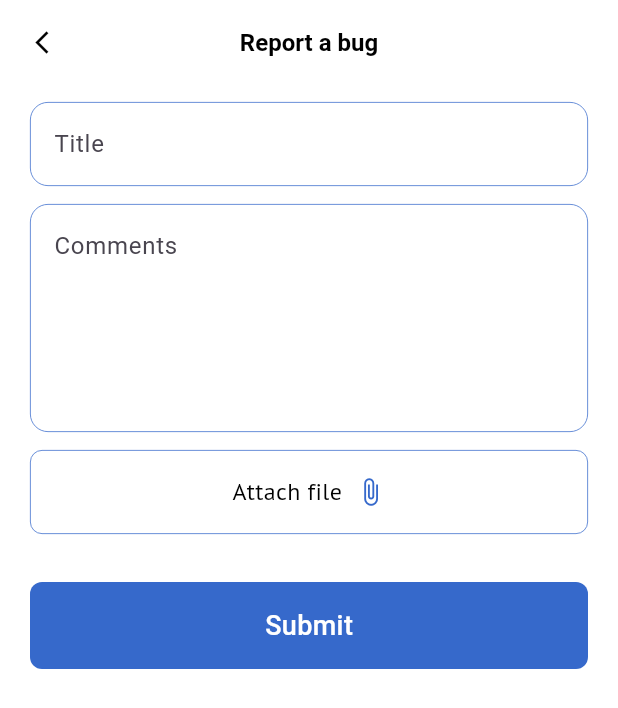
After one commit to ajeetkumarsah/Command-Center, a Flutter app: the ReportBugScreen screen opened directly, on a phone screen of 412 x 824 dp. The commit adds this screen. Shown: the top 708 px of the screen. Run offline on Flutter 3.47's test engine with Material 3 defaults, Android fonts, the phone set to English and light mode, and no system bars; our stand-ins replace cached_network_image, charts_flutter, file_picker, firebase_core, firebase_crashlytics, firebase_messaging and 15 more; missing offline and left inert: another_stepper, dart:html, dart:js_util, drag_and_drop_lists, excel, flutter_draggable_gridview and 6 more; accounts and stored records are empty; project files that could hold a hidden picture were left out.

Commit message:
faqs, report a bug, contact us

```diff
--- a/lib/mobile_dashboard/main.dart
+++ b/lib/mobile_dashboard/main.dart
@@ -53,6 +53,7 @@ void main() async {
       getPages: AppPages.routes,
       debugShowCheckedModeBanner: false,
     ),
-  ); (error, stack) =>
+  );
+  (error, stack) =>
       FirebaseCrashlytics.instance.recordError(error, stack, fatal: true);
 }
--- a/lib/mobile_dashboard/utils/routes/app_pages.dart
+++ b/lib/mobile_dashboard/utils/routes/app_pages.dart
@@ -9,10 +9,12 @@ import 'package:command_centre/mobile_dashboard/views/splash/intro_screen.dart';
 import 'package:command_centre/mobile_dashboard/views/update/update_screen.dart';
 import 'package:command_centre/mobile_dashboard/views/login/purpose_screen.dart';
 import 'package:command_centre/mobile_dashboard/views/splash/splash_screen.dart';
+import 'package:command_centre/mobile_dashboard/views/widgets/image_preview.dart';
 import 'package:command_centre/mobile_dashboard/views/login/fed_auth_screen.dart';
 import 'package:command_centre/mobile_dashboard/views/summary/summary_screen.dart';
 import 'package:command_centre/mobile_dashboard/views/login/select_geo_screen.dart';
 import 'package:command_centre/mobile_dashboard/views/coverage/coverage_screen.dart';
+import 'package:command_centre/mobile_dashboard/views/widgets/image_list_preview.dart';
 import 'package:command_centre/mobile_dashboard/views/login/access_denied_screen.dart';
 import 'package:command_centre/mobile_dashboard/views/retailing/retailing_screen.dart';
 import 'package:command_centre/mobile_dashboard/views/login/select_profile_screen.dart';
@@ -56,6 +58,8 @@ class AppPages {
   static const COVERAGE_DEEP_DIVE = Routes.COVERAGE_DEEP_DIVE_SCREEN;
   static const SALES_DEEP_DIVE = Routes.SALES_DEEP_DIVE_SCREEN;
   static const HELP_SUPPORT = Routes.HELP_SUPPORT_SCREEN;
+  static const IMAGE_PREVIEW_WIDGET = _Paths.IMAGE_PREVIEW_WIDGET;
+  static const IMAGE_PREVIEW_LIST = _Paths.IMAGE_PREVIEW_LIST;
   static const updateScreen = Routes.UPDATE_SCREEN;
   static const maintenanceScreen = Routes.MAINTENANCE_SCREEN;
   //Store@fingertips
@@ -117,6 +121,14 @@ class AppPages {
       name: _Paths.HOME,
       page: () => const HomeView(),
       binding: HomeBinding(),
+    ),
+    GetPage(
+      name: _Paths.IMAGE_PREVIEW_WIDGET,
+      page: () => const ImagePreviewWidget(),
+    ),
+    GetPage(
+      name: _Paths.IMAGE_PREVIEW_LIST,
+      page: () => const ImagePreviewList(),
     ),
     GetPage(
       name: _Paths.SUMMARY,
--- a/lib/mobile_dashboard/utils/routes/app_routes.dart
+++ b/lib/mobile_dashboard/utils/routes/app_routes.dart
@@ -31,6 +31,8 @@ abstract class Routes {
   static const MAINTENANCE_SCREEN = _Paths.MAINTENANCE_SCREEN;
   static const STORE_FINGERTIPS_LANDING = _Paths.STORE_FINGERTIPS_LANDING;
   static const STORE_FINGERTIPS_ONBOARDING = _Paths.STORE_FINGERTIPS_ONBOARDING;
+  static const IMAGE_PREVIEW_WIDGET = _Paths.IMAGE_PREVIEW_WIDGET;
+  static const IMAGE_PREVIEW_LIST = _Paths.IMAGE_PREVIEW_LIST;
 }
 
 abstract class _Paths {
@@ -59,6 +61,8 @@ abstract class _Paths {
   static const COVERAGE_DEEP_DIVE = '/coverageDeepDiveScreen';
   static const SALES_DEEP_DIVE = '/salesDeepDiveScreen';
   static const HELP_SUPPORT = '/helpSupportScreen';
+  static const IMAGE_PREVIEW_WIDGET = '/imagePreview';
+  static const IMAGE_PREVIEW_LIST = '/imagePreviewList';
 
   //store@fingertips
   static const STORE_FINGERTIPS_LANDING = '/storeFingertipsLanding';
--- /dev/null
+++ b/lib/mobile_dashboard/views/help_and_support/widgets/report_bug_screen.dart
@@ -0,0 +1,184 @@
+import 'dart:io';
+import 'package:get/get.dart';
+import 'package:flutter/material.dart';
+import 'package:file_picker/file_picker.dart';
+import 'package:google_fonts/google_fonts.dart';
+import 'package:command_centre/mobile_dashboard/utils/app_colors.dart';
+import 'package:command_centre/mobile_dashboard/utils/routes/app_pages.dart';
+import 'package:command_centre/mobile_dashboard/views/widgets/photo_gride.dart';
+
+
+class ReportBugScreen extends StatefulWidget {
+  const ReportBugScreen({super.key});
+
+  @override
+  State<ReportBugScreen> createState() => _ReportBugScreenState();
+}
+
+class _ReportBugScreenState extends State<ReportBugScreen> {
+  List<File> files = [];
+  void pickMultiImages() async {
+    FilePickerResult? result =
+        await FilePicker.platform.pickFiles(allowMultiple: true);
+
+    if (result != null) {
+      List<File> _files = result.paths.map((path) => File(path!)).toList();
+      files = _files;
+      setState(() {});
+    } else {
+      // User canceled the picker
+    }
+  }
+
+  @override
+  Widget build(BuildContext context) {
+    return Scaffold(
+      backgroundColor: AppColors.white,
+      appBar: AppBar(
+        backgroundColor: AppColors.white,
+        elevation: 0,
+        centerTitle: true,
+        leading: IconButton(
+          onPressed: () => Get.back(),
+          icon: const Icon(
+            Icons.arrow_back_ios_new,
+            color: AppColors.black,
+            size: 18,
+          ),
+        ),
+        title: Text(
+          'Report a bug',
+          style: GoogleFonts.ptSansCaption(
+            color: AppColors.black,
+            fontWeight: FontWeight.w600,
+            fontSize: 16,
+          ),
+        ),
+      ),
+      body: Column(
+        children: [
+          Padding(
+            padding: const EdgeInsets.symmetric(horizontal: 20.0, vertical: 12),
+            child: TextFormField(
+              // maxLines: 5,
+              decoration: InputDecoration(
+                hintText: 'Title',
+                labelText: 'Title',
+                enabledBorder: OutlineInputBorder(
+                  borderSide:
+                      const BorderSide(width: .5, color: AppColors.primary),
+                  borderRadius: BorderRadius.circular(12),
+                ),
+                focusedBorder: OutlineInputBorder(
+                  borderSide:
+                      const BorderSide(width: .5, color: AppColors.primary),
+                  borderRadius: BorderRadius.circular(12),
+                ),
+                border: OutlineInputBorder(
+                  borderSide:
+                      const BorderSide(width: .5, color: AppColors.primary),
+                  borderRadius: BorderRadius.circular(12),
+                ),
+              ),
+            ),
+          ),
+          Padding(
+            padding: const EdgeInsets.symmetric(horizontal: 20.0),
+            child: TextFormField(
+              maxLines: 5,
+              decoration: InputDecoration(
+                hintText: 'Comments',
+                // labelText: 'Comments',
+                enabledBorder: OutlineInputBorder(
+                  borderSide:
+                      const BorderSide(width: .5, color: AppColors.primary),
+                  borderRadius: BorderRadius.circular(12),
+                ),
+                focusedBorder: OutlineInputBorder(
+                  borderSide:
+                      const BorderSide(width: .5, color: AppColors.primary),
+                  borderRadius: BorderRadius.circular(12),
+                ),
+                border: OutlineInputBorder(
+                  borderSide:
+                      const BorderSide(width: .5, color: AppColors.primary),
+                  borderRadius: BorderRadius.circular(12),
+                ),
+              ),
+            ),
+          ),
+          if (files.isNotEmpty)
+            ClipRRect(
+              borderRadius: BorderRadius.circular(12),
+              child: PhotoGrid(
+                imageUrls: files,
+                onLongPress: () => pickMultiImages(),
+                onImageClicked: (i) => Get.toNamed(
+                  AppPages.IMAGE_PREVIEW_WIDGET,
+                  arguments: files[i],
+                ),
+                onExpandClicked: () =>
+                    Get.toNamed(AppPages.IMAGE_PREVIEW_LIST, arguments: files),
+                maxImages: 4,
+              ),
+            ),
+          if (files.isEmpty)
+            GestureDetector(
+              onTap: pickMultiImages,
+              child: Container(
+                decoration: BoxDecoration(
+                  borderRadius: BorderRadius.circular(8),
+                  border: Border.all(
+                    width: .5,
+                    color: AppColors.primary,
+                  ),
+                  color: AppColors.white,
+                ),
+                padding: const EdgeInsets.symmetric(vertical: 16),
+                margin:
+                    const EdgeInsets.symmetric(horizontal: 20, vertical: 12),
+                child: Row(
+                  mainAxisAlignment: MainAxisAlignment.center,
+                  children: [
+                    Flexible(
+                      child: Text(
+                        'Attach file  ',
+                        style: GoogleFonts.ptSans(
+                          color: AppColors.black,
+                          fontWeight: FontWeight.w400,
+                          fontSize: 16,
+                        ),
+                      ),
+                    ),
+                    const Icon(
+                      Icons.attach_file_outlined,
+                      color: AppColors.primary,
+                      size: 20,
+                    ),
+                  ],
+                ),
+              ),
+            ),
+          Container(
+            decoration: BoxDecoration(
+              borderRadius: BorderRadius.circular(8),
+              color: AppColors.primary,
+            ),
+            padding: const EdgeInsets.symmetric(vertical: 16),
+            margin: const EdgeInsets.symmetric(horizontal: 20, vertical: 20),
+            child: Center(
+              child: Text(
+                'Submit',
+                style: GoogleFonts.ptSansCaption(
+                  color: AppColors.white,
+                  fontWeight: FontWeight.w500,
+                  fontSize: 18,
+                ),
+              ),
+            ),
+          ),
+        ],
+      ),
+    );
+  }
+}
--- /dev/null
+++ b/lib/mobile_dashboard/views/widgets/image_preview.dart
@@ -0,0 +1,16 @@
+import 'dart:io';
+import 'package:flutter/material.dart';
+import 'package:get/get.dart';
+
+class ImagePreviewWidget extends StatelessWidget {
+  const ImagePreviewWidget({Key? key}) : super(key: key);
+
+  @override
+  Widget build(BuildContext context) {
+    final File imageFile = Get.arguments;
+    return Scaffold(
+      backgroundColor: Colors.transparent,
+      body: Center(child: Image.file(imageFile)),
+    );
+  }
+}
--- a/pubspec.yaml
+++ b/pubspec.yaml
@@ -89,6 +89,8 @@ dependencies:
   firebase_core: ^2.25.4
   reviews_slider: ^2.0.0
   firebase_crashlytics: ^3.4.14
+  flutter_faq: ^1.0.1+1
+  file_picker: ^6.1.1
 
 dependency_overrides:
   intl: 0.18.0
```
Also changed, not shown: lib/mobile_dashboard/views/help_and_support/help_and_support_screen.dart (+16 -7 lines), lib/mobile_dashboard/views/help_and_support/widgets/faqs_screen.dart (added, +117 -0 lines), lib/mobile_dashboard/views/widgets/image_list_preview.dart (added, +57 -0 lines), lib/mobile_dashboard/views/widgets/photo_gride.dart (added, +96 -0 lines), pubspec.lock.
